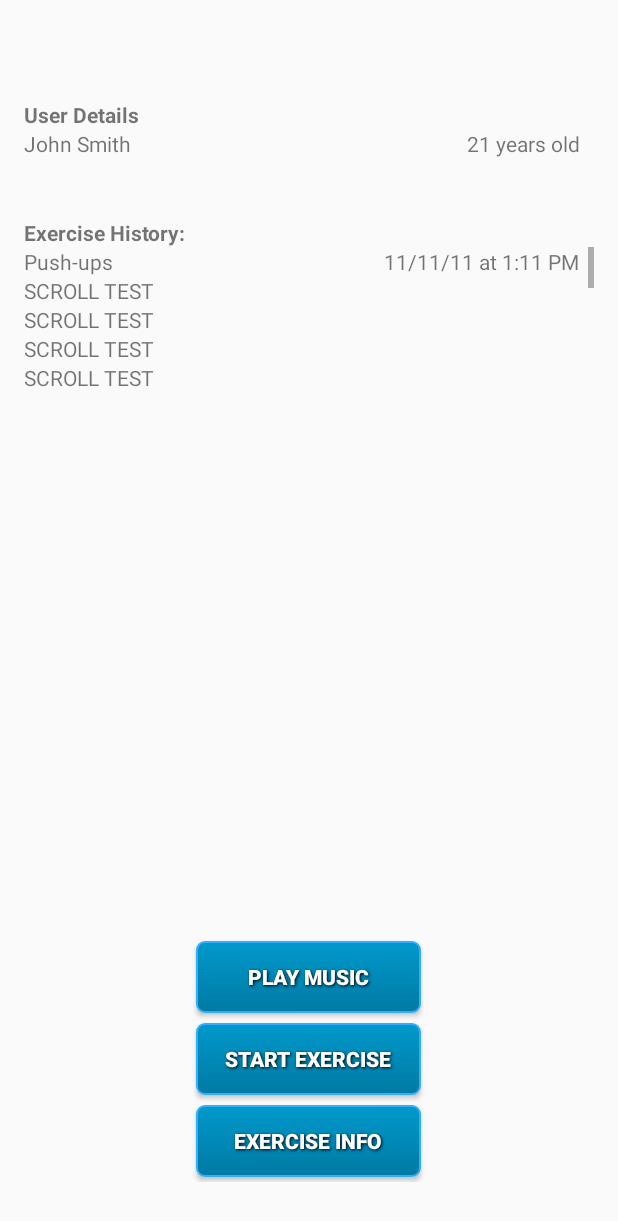
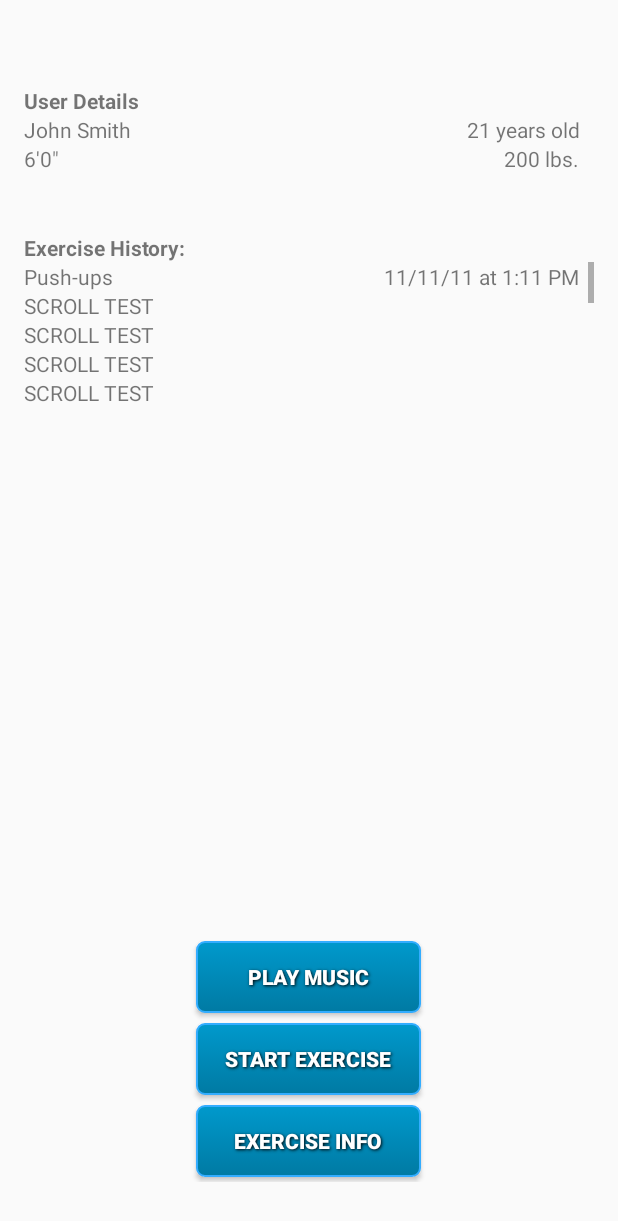
Before and after one commit to brandt1990/ProjectFittness, an Android app: the layout activity_user_summary.xml on its own in the app's theme, with its tools: preview values and no code run, on a phone screen of 412 x 824 dp. Shown: the top 1221 px of the screen. Run offline under Robolectric (Android 15) with nearby library versions, the phone set to English and light mode, and no system bars.

Commit message:
updated methods getAge, getDateofbirth added height/weight in summary view. dob now saves in yyyy,mm,dd format if dob is set, editing dob now opens previous set date.

```diff
--- a/app/src/main/java/edu/psu/ist402/projectfittness/Exercise_DB.java
+++ b/app/src/main/java/edu/psu/ist402/projectfittness/Exercise_DB.java
@@ -4,10 +4,10 @@ import android.content.Context;
 import android.database.Cursor;
 import android.database.sqlite.SQLiteDatabase;
 
+import com.readystatesoftware.sqliteasset.SQLiteAssetHelper;
+
 import java.util.ArrayList;
 import java.util.List;
-
-import com.readystatesoftware.sqliteasset.SQLiteAssetHelper;
 
 /**
  * Uses Android SQLiteAssetHelper (http://github.com/jgilfelt/android-sqlite-asset-helper)
--- a/app/src/main/res/layout/activity_user_summary.xml
+++ b/app/src/main/res/layout/activity_user_summary.xml
@@ -65,6 +65,30 @@
                         android:gravity="right"
                         android:paddingRight="10dp"
                         android:text="21 years old" />
+                </TableRow>
+
+                <TableRow
+                    android:layout_width="match_parent"
+                    android:layout_height="wrap_content">
+
+                    <TextView
+                        android:id="@+id/userHeight"
+                        android:layout_width="wrap_content"
+                        android:layout_height="wrap_content"
+                        android:layout_column="0"
+                        android:layout_gravity="left"
+                        android:layout_weight="1"
+                        android:text="6'0&quot;" />
+
+                    <TextView
+                        android:id="@+id/userWeight"
+                        android:layout_width="wrap_content"
+                        android:layout_height="wrap_content"
+                        android:layout_column="1"
+                        android:layout_weight="1"
+                        android:gravity="right"
+                        android:paddingRight="10dp"
+                        android:text="200 lbs." />
                 </TableRow>
 
                 <!-- Exercise History -->
--- a/app/src/main/res/layout/activity_userentry.xml
+++ b/app/src/main/res/layout/activity_userentry.xml
@@ -44,7 +44,7 @@
                 android:layout_height="wrap_content"
                 android:layout_marginBottom="10dip"
                 android:ems="10"
-                android:hint="Weight"
+                android:hint="Weight in lb"
                 android:inputType="numberDecimal"
                 android:textSize="22dp"
                 android:numeric="decimal" />
@@ -56,7 +56,7 @@
                 android:layout_height="wrap_content"
                 android:layout_marginBottom="20dip"
                 android:ems="10"
-                android:hint="Height"
+                android:hint="Height in cm"
                 android:inputType="numberDecimal"
                 android:textSize="22dp"
                 android:numeric="decimal" />
```
Also changed, not shown: app/src/main/java/edu/psu/ist402/projectfittness/User.java (+61 -9 lines), app/src/main/java/edu/psu/ist402/projectfittness/UserEntryActivity.java (+70 -21 lines), app/src/main/java/edu/psu/ist402/projectfittness/UserSummaryActivity.java (+8 -3 lines).
